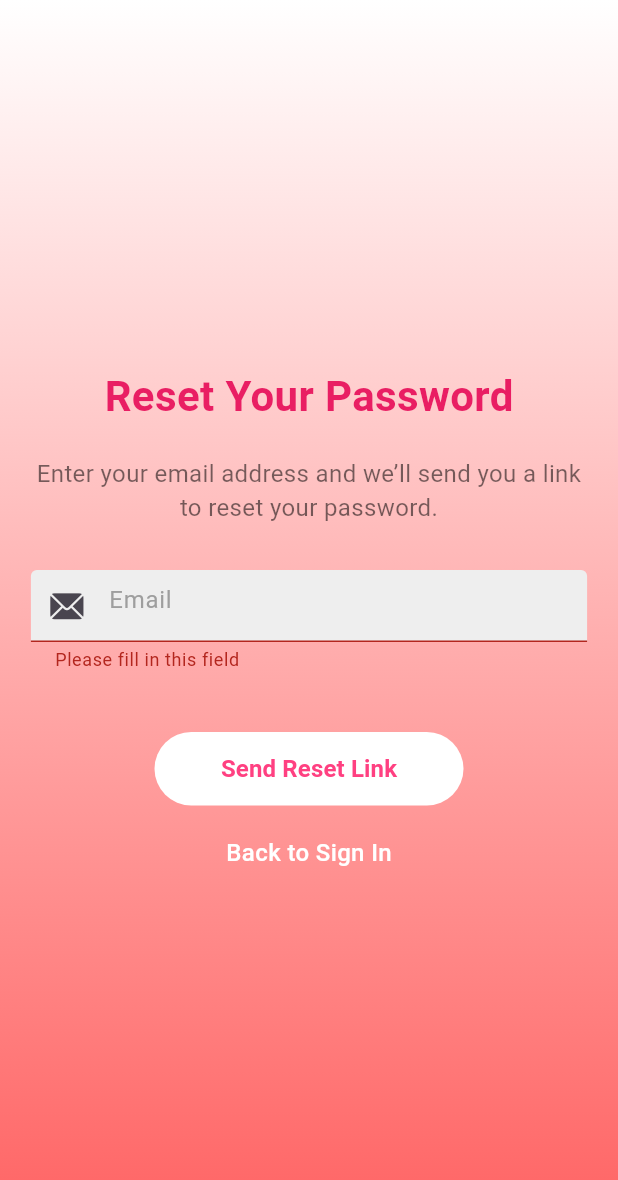
After one commit to TomVietCode/tinaem-flutter, a Flutter app: the ForgotPasswordScreen screen opened by its route, after a tap on "Send Reset Link", on a phone screen of 412 x 824 dp. The commit adds this screen. Shown: the top 1180 px of the screen. Run offline on Flutter 3.47's test engine with Material 3 defaults, Android fonts, the light colour scheme and no system bars; our stand-ins replace cloud_firestore, dotted_border, firebase_auth, firebase_core, font_awesome_flutter, google_fonts and 2 more; accounts and stored records are empty.

Commit message:
Forgot Password

```diff
--- a/lib/routes/app_routes.dart
+++ b/lib/routes/app_routes.dart
@@ -1,6 +1,7 @@
 import 'package:flutter/material.dart';
 import '../screens/auth/sign_in_screen.dart';
 import '../screens/auth/sign_up_screen.dart';
+import '../screens/auth/forgot_password_screen.dart'; // Thêm import cho ForgotPasswordScreen
 import '../components/persistent_tab_screen.dart';
 import '../screens/profile/profile_screen.dart';
 import '../screens/match/match.dart';
@@ -20,7 +21,7 @@ class AppRoutes {
   static const String chat = '/chat';
   static const String otherProfileDetails = '/other_profile_details_screen';
   static const String settings = '/settings';
-
+  static const String forgotPassword = '/forgot-password';
 
   static Map<String, WidgetBuilder> routes = {
     signIn: (context) => const SignInScreen(),
@@ -31,6 +32,7 @@ class AppRoutes {
     chatList: (context) => const ChatListScreen(),
     chat: (context) => const ChatScreen(),
     settings: (context) => const SettingsScreen(),
+    forgotPassword: (context) => const ForgotPasswordScreen(),
     otherProfileDetails: (context) {
       // Extract arguments from the navigator
       final args = ModalRoute.of(context)?.settings.arguments as Map<String, dynamic>?;
--- /dev/null
+++ b/lib/screens/auth/forgot_password_screen.dart
@@ -0,0 +1,185 @@
+import 'package:flutter/cupertino.dart';
+import 'package:flutter/material.dart';
+import 'package:firebase_auth/firebase_auth.dart';
+import '../../components/my_text_field.dart';
+
+class ForgotPasswordScreen extends StatefulWidget {
+  const ForgotPasswordScreen({super.key});
+
+  @override
+  State<ForgotPasswordScreen> createState() => _ForgotPasswordScreenState();
+}
+
+class _ForgotPasswordScreenState extends State<ForgotPasswordScreen> {
+  final emailController = TextEditingController();
+  final _formKey = GlobalKey<FormState>();
+  bool resetPasswordRequired = false;
+  String? _errorMsg;
+  String? _successMsg;
+
+  Future<void> _resetPassword() async {
+    if (!_formKey.currentState!.validate()) return;
+
+    setState(() {
+      resetPasswordRequired = true;
+      _errorMsg = null;
+      _successMsg = null;
+    });
+
+    try {
+      await FirebaseAuth.instance.sendPasswordResetEmail(
+        email: emailController.text.trim(),
+      );
+
+      setState(() {
+        resetPasswordRequired = false;
+        _successMsg = 'Password reset email has been sent. Check your inbox!';
+      });
+    } on FirebaseAuthException catch (e) {
+      setState(() {
+        resetPasswordRequired = false;
+        _errorMsg = e.message ?? 'Failed to send reset email. Please try again.';
+      });
+    }
+  }
+
+  @override
+  Widget build(BuildContext context) {
+    return Scaffold(
+      body: Container(
+        decoration: const BoxDecoration(
+          gradient: LinearGradient(
+            begin: Alignment.topCenter,
+            end: Alignment.bottomCenter,
+            colors: [
+              Color(0xFFFFFFFF),
+              Color(0xFFFF6262),
+            ],
+          ),
+        ),
+        child: Center(
+          child: Form(
+            key: _formKey,
+            child: Column(
+              mainAxisSize: MainAxisSize.min,
+              children: [
+                // Forgot Password title
+                const Text(
+                  'Reset Your Password',
+                  style: TextStyle(
+                    fontSize: 28,
+                    fontWeight: FontWeight.bold,
+                    color: Colors.pink,
+                  ),
+                ),
+                const SizedBox(height: 20),
+
+                // Instruction text
+                const Padding(
+                  padding: EdgeInsets.symmetric(horizontal: 20),
+                  child: Text(
+                    'Enter your email address and we’ll send you a link to reset your password.',
+                    textAlign: TextAlign.center,
+                    style: TextStyle(
+                      fontSize: 16,
+                      color: Colors.black54,
+                    ),
+                  ),
+                ),
+                const SizedBox(height: 30),
+
+                // Email field
+                SizedBox(
+                  width: MediaQuery.of(context).size.width * 0.9,
+                  child: MyTextField(
+                    controller: emailController,
+                    hintText: 'Email',
+                    obscureText: false,
+                    keyboardType: TextInputType.emailAddress,
+                    prefixIcon: const Icon(CupertinoIcons.mail_solid),
+                    errorMsg: _errorMsg,
+                    validator: (val) {
+                      if (val!.isEmpty) {
+                        return 'Please fill in this field';
+                      } else if (!RegExp(r'^[\w-\.]+@([\w-]+.)+[\w-]{2,4}$')
+                          .hasMatch(val)) {
+                        return 'Please enter a valid email';
+                      }
+                      return null;
+                    },
+                  ),
+                ),
+
+                const SizedBox(height: 20),
+
+                // Success message
+                if (_successMsg != null)
+                  Padding(
+                    padding: const EdgeInsets.symmetric(horizontal: 20),
+                    child: Text(
+                      _successMsg!,
+                      textAlign: TextAlign.center,
+                      style: const TextStyle(
+                        fontSize: 16,
+                        color: Colors.green,
+                        fontWeight: FontWeight.bold,
+                      ),
+                    ),
+                  ),
+
+                const SizedBox(height: 20),
+
+                // Reset Password button
+                resetPasswordRequired
+                    ? const CircularProgressIndicator()
+                    : SizedBox(
+                  width: MediaQuery.of(context).size.width * 0.5,
+                  child: TextButton(
+                    onPressed: _resetPassword,
+                    style: TextButton.styleFrom(
+                      elevation: 3.0,
+                      backgroundColor: Colors.white,
+                      foregroundColor: Colors.pinkAccent,
+                      shape: RoundedRectangleBorder(
+                        borderRadius: BorderRadius.circular(60),
+                      ),
+                    ),
+                    child: const Padding(
+                      padding: EdgeInsets.symmetric(horizontal: 25, vertical: 5),
+                      child: Text(
+                        'Send Reset Link',
+                        textAlign: TextAlign.center,
+                        style: TextStyle(
+                          color: Colors.pinkAccent,
+                          fontSize: 16,
+                          fontWeight: FontWeight.w600,
+                        ),
+                      ),
+                    ),
+                  ),
+                ),
+
+                const SizedBox(height: 20),
+
+                // Back to Sign In link
+                GestureDetector(
+                  onTap: () {
+                    Navigator.pop(context);
+                  },
+                  child: const Text(
+                    'Back to Sign In',
+                    style: TextStyle(
+                      color: Colors.white,
+                      fontSize: 16,
+                      fontWeight: FontWeight.w500,
+                    ),
+                  ),
+                ),
+              ],
+            ),
+          ),
+        ),
+      ),
+    );
+  }
+}
```
Also changed, not shown: 4 other files.
